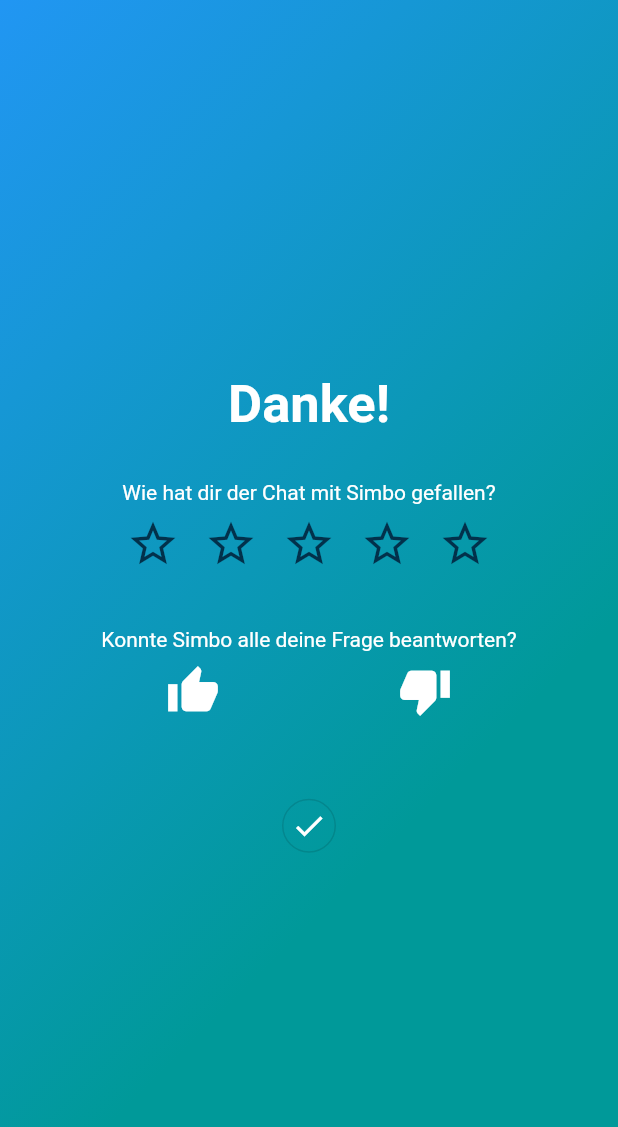
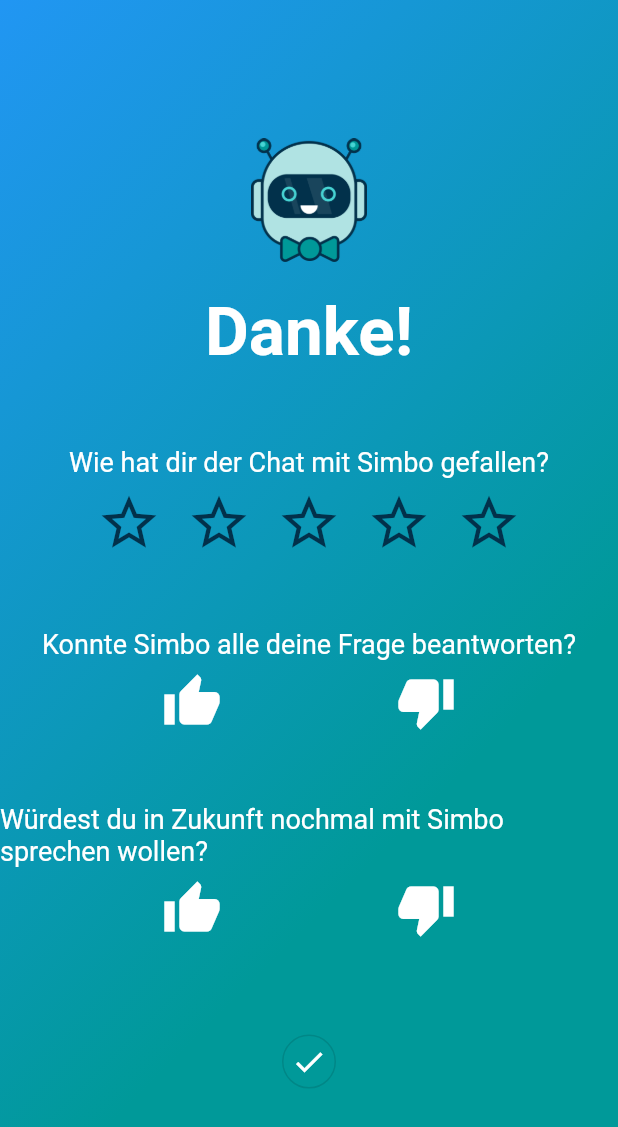
Before and after one commit to tibo-16/chatbot, a Flutter app: the EvaluationScreen screen opened directly, on a phone screen of 412 x 824 dp. Shown: the top 1127 px of the screen. Run offline on Flutter 3.47's test engine with Material 2 defaults, Android fonts, the phone set to English and light mode, and no system bars; our stand-ins replace gradient_app_bar.

Commit message:
Resizing for iPad, added more evaluation

```diff
--- a/lib/chat_screen/bubbles/bubble.dart
+++ b/lib/chat_screen/bubbles/bubble.dart
@@ -117,7 +117,7 @@ class Bubble extends StatelessWidget {
                     : const EdgeInsets.only(right: 3.0, bottom: 3.0),
                 child: Text(
                   content.isUser ? Constants.USERNAME : Constants.CHATBOT_NAME,
-                  style: TextStyle(fontSize: 12, fontStyle: FontStyle.italic),
+                  style: TextStyle(fontSize: 14, fontStyle: FontStyle.italic),
                 ),
               ),
             ],
--- a/lib/chat_screen/bubbles/buttons_bubble.dart
+++ b/lib/chat_screen/bubbles/buttons_bubble.dart
@@ -43,7 +43,10 @@ class _ButtonsBubbleState extends State<ButtonsBubble> {
             textColor: Colors.black,
             shape: RoundedRectangleBorder(
                 borderRadius: BorderRadius.circular(10.0)),
-            child: Text(widget.buttons.texts[i]),
+            child: Text(
+              widget.buttons.texts[i],
+              style: TextStyle(fontSize: 16),
+            ),
             onPressed: () => widget.buttons.function(widget.buttons.texts[i]),
             materialTapTargetSize: MaterialTapTargetSize.shrinkWrap,
           ));
--- a/lib/chat_screen/bubbles/message_bubble.dart
+++ b/lib/chat_screen/bubbles/message_bubble.dart
@@ -38,7 +38,7 @@ class MessageBubble extends StatelessWidget {
       ),
       child: Text(
         message.text,
-        style: TextStyle(color: textColor),
+        style: TextStyle(color: textColor, fontSize: 16),
       ),
     );
   }
--- a/lib/chat_screen/bubbles/picture_bubble.dart
+++ b/lib/chat_screen/bubbles/picture_bubble.dart
@@ -45,7 +45,7 @@ class PictureBubble extends StatelessWidget {
               decoration: BoxDecoration(
                 borderRadius: BorderRadius.circular(10.0),
                 image: DecorationImage(
-                    image: AssetImage(picture.file), fit: BoxFit.cover),
+                    image: AssetImage(picture.file), fit: BoxFit.fitWidth),
               ),
             ),
           ),
@@ -55,7 +55,7 @@ class PictureBubble extends StatelessWidget {
               padding: const EdgeInsets.only(top: 3.0),
               child: Text(
                 picture.message,
-                style: TextStyle(color: textColor),
+                style: TextStyle(color: textColor, fontSize: 16),
               ),
             ),
           )
--- a/lib/chat_screen/dummy_content.dart
+++ b/lib/chat_screen/dummy_content.dart
@@ -130,7 +130,7 @@ class Dummy {
       User(),
       Message(text: 'In Ordnung!', isNext: false, isUser: false),
       Picture(
-          file: 'images/kurs.png',
+          file: 'images/kurs6Monate.png',
           message:
               'Dies ist der Verlauf der Siemens Healthineers Aktie der letzten 6 Monate',
           isNext: true,
--- a/lib/chat_screen/text_composer.dart
+++ b/lib/chat_screen/text_composer.dart
@@ -100,7 +100,7 @@ class _TextComposerState extends State<TextComposer> {
                   color: Colors.white),
               child: new TextField(
                 cursorRadius: Radius.circular(10.0),
-                style: TextStyle(color: Colors.black, fontSize: 14),
+                style: TextStyle(color: Colors.black, fontSize: 16),
                 maxLines: null,
                 autocorrect: false,
                 textCapitalization: TextCapitalization.sentences,
--- a/lib/constants.dart
+++ b/lib/constants.dart
@@ -6,5 +6,5 @@ class Constants {
   static const Color BUBBLE_COLOR = Color.fromRGBO(25, 150, 254, 1.0);
   static const Color SIEMENS_COLOR = Color.fromRGBO(0, 153, 153, 1.0);
   static const Color DARK_BLUE = Color.fromRGBO(2, 49, 75, 1.0);
-  static const String AKTIEN_WERT = '34,85 €';
+  static const String AKTIEN_WERT = '34,96 €';
 }
--- a/lib/evaluation_screen.dart
+++ b/lib/evaluation_screen.dart
@@ -10,6 +10,8 @@ class _EvaluationScreenState extends State<EvaluationScreen> {
   List<bool> highlightedStars = [false, false, false, false, false];
   bool upSelected = false;
   bool downSelected = false;
+  bool upSelected2 = false;
+  bool downSelected2 = false;
 
   _showStart() {
     Navigator.pop(context);
@@ -41,8 +43,24 @@ class _EvaluationScreenState extends State<EvaluationScreen> {
     }
   }
 
+  _selectThumb2(bool up) {
+    if (up) {
+      setState(() {
+        upSelected2 = true;
+        downSelected2 = false;
+      });
+    } else {
+      setState(() {
+        upSelected2 = false;
+        downSelected2 = true;
+      });
+    }
+  }
+
   @override
   Widget build(BuildContext context) {
+    double size = MediaQuery.of(context).size.height * 0.10;
+
     return Scaffold(
       body: Container(
         width: MediaQuery.of(context).size.width,
@@ -59,20 +77,28 @@ class _EvaluationScreenState extends State<EvaluationScreen> {
           child: Column(
             mainAxisAlignment: MainAxisAlignment.center,
             children: <Widget>[
+              Image.asset(
+                'images/avatar.png',
+                height: size,
+                width: size,
+              ),
+              Container(
+                height: 20,
+              ),
               Text(
                 'Danke!',
                 style: TextStyle(
                     color: Colors.white,
-                    fontSize: 35,
+                    fontSize: 45,
                     fontWeight: FontWeight.bold),
                 textAlign: TextAlign.center,
               ),
               Container(
-                height: 30,
+                height: 50,
               ),
               Text(
                 'Wie hat dir der Chat mit Simbo gefallen?',
-                style: TextStyle(color: Colors.white),
+                style: TextStyle(color: Colors.white, fontSize: 18),
               ),
               Row(
                 mainAxisAlignment: MainAxisAlignment.center,
@@ -81,45 +107,45 @@ class _EvaluationScreenState extends State<EvaluationScreen> {
                     icon: Icon(
                         highlightedStars[0] ? Icons.star : Icons.star_border),
                     onPressed: () => _highlightStars(0),
-                    iconSize: 36,
+                    iconSize: 44,
                     color: Constants.DARK_BLUE,
                   ),
                   IconButton(
                     icon: Icon(
                         highlightedStars[1] ? Icons.star : Icons.star_border),
                     onPressed: () => _highlightStars(1),
-                    iconSize: 36,
+                    iconSize: 44,
                     color: Constants.DARK_BLUE,
                   ),
                   IconButton(
                     icon: Icon(
                         highlightedStars[2] ? Icons.star : Icons.star_border),
                     onPressed: () => _highlightStars(2),
-                    iconSize: 36,
+                    iconSize: 44,
                     color: Constants.DARK_BLUE,
                   ),
                   IconButton(
                     icon: Icon(
                         highlightedStars[3] ? Icons.star : Icons.star_border),
                     onPressed: () => _highlightStars(3),
-                    iconSize: 36,
+                    iconSize: 44,
                     color: Constants.DARK_BLUE,
                   ),
                   IconButton(
                     icon: Icon(
                         highlightedStars[4] ? Icons.star : Icons.star_border),
                     onPressed: () => _highlightStars(4),
-                    iconSize: 36,
+                    iconSize: 44,
                     color: Constants.DARK_BLUE,
                   ),
                 ],
               ),
               Container(
-                height: 30,
+                height: 40,
               ),
               Text(
                 'Konnte Simbo alle deine Frage beantworten?',
-                style: TextStyle(color: Colors.white),
+                style: TextStyle(color: Colors.white, fontSize: 18),
               ),
               Row(
                 mainAxisAlignment: MainAxisAlignment.spaceEvenly,
@@ -127,19 +153,43 @@ class _EvaluationScreenState extends State<EvaluationScreen> {
                   IconButton(
                     icon: Icon(Icons.thumb_up),
                     onPressed: () => _selectThumb(true),
-                    iconSize: 36,
+                    iconSize: 40,
                     color: upSelected ? Constants.DARK_BLUE : Colors.white,
                   ),
                   IconButton(
                     icon: Icon(Icons.thumb_down),
                     onPressed: () => _selectThumb(false),
-                    iconSize: 36,
+                    iconSize: 40,
                     color: downSelected ? Constants.DARK_BLUE : Colors.white,
                   ),
                 ],
               ),
               Container(
                 height: 40,
+              ),
+              Text(
+                'Würdest du in Zukunft nochmal mit Simbo sprechen wollen?',
+                style: TextStyle(color: Colors.white, fontSize: 18),
+              ),
+              Row(
+                mainAxisAlignment: MainAxisAlignment.spaceEvenly,
+                children: <Widget>[
+                  IconButton(
+                    icon: Icon(Icons.thumb_up),
+                    onPressed: () => _selectThumb2(true),
+                    iconSize: 40,
+                    color: upSelected2 ? Constants.DARK_BLUE : Colors.white,
+                  ),
+                  IconButton(
+                    icon: Icon(Icons.thumb_down),
+                    onPressed: () => _selectThumb2(false),
+                    iconSize: 40,
+                    color: downSelected2 ? Constants.DARK_BLUE : Colors.white,
+                  ),
+                ],
+              ),
+              Container(
+                height: 50,
               ),
               OutlineButton(
                 child: Icon(
--- a/lib/start_screen.dart
+++ b/lib/start_screen.dart
@@ -48,12 +48,12 @@ class _StartScreenState extends State<StartScreen> {
                 style: TextStyle(
                     color: Colors.white,
                     fontWeight: FontWeight.bold,
-                    fontSize: 36),
+                    fontSize: 45),
               ),
               Text(
                 'Nachrichten und Aktienkurse',
                 style: TextStyle(
-                    color: Colors.white70, fontStyle: FontStyle.italic),
+                    color: Colors.white70, fontStyle: FontStyle.italic, fontSize: 20),
               ),
               SizedBox(
                 height: 50,
@@ -61,7 +61,7 @@ class _StartScreenState extends State<StartScreen> {
               RaisedButton(
                 shape: RoundedRectangleBorder(
                     borderRadius: BorderRadius.circular(5.0)),
-                child: Text('Chat starten'),
+                child: Text('Chat starten', style: TextStyle(fontSize: 16),),
                 onPressed: _showChat,
                 textColor: Colors.white,
                 color: Constants.DARK_BLUE,
--- a/pubspec.yaml
+++ b/pubspec.yaml
@@ -45,6 +45,7 @@ flutter:
    - images/kurs.png
    - images/kursJahr.png
    - images/mri.jpg
+   - images/kurs6Monate.png
 
   # An image asset can refer to one or more resolution-specific "variants", see
   # https://flutter.io/assets-and-images/#resolution-aware.
```
